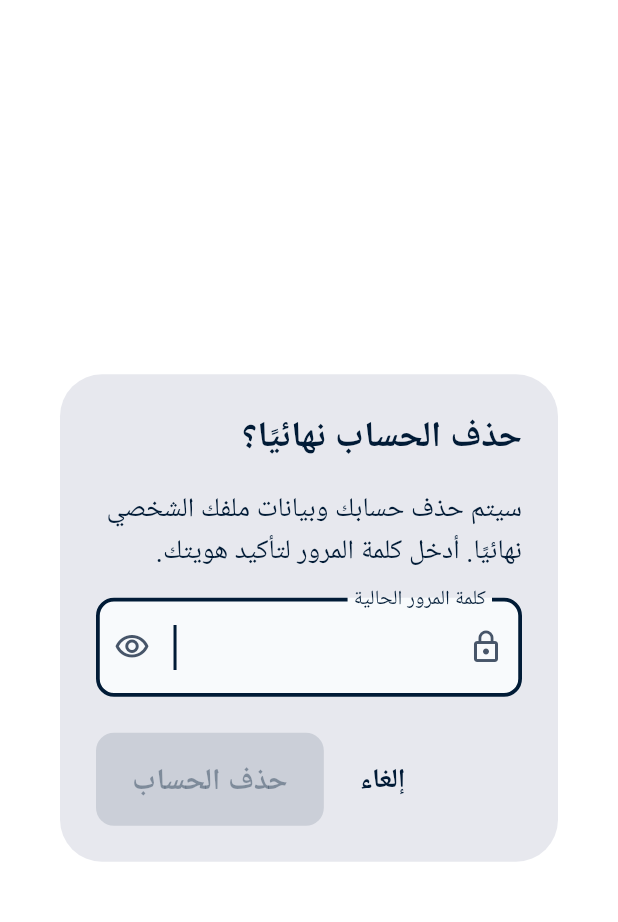
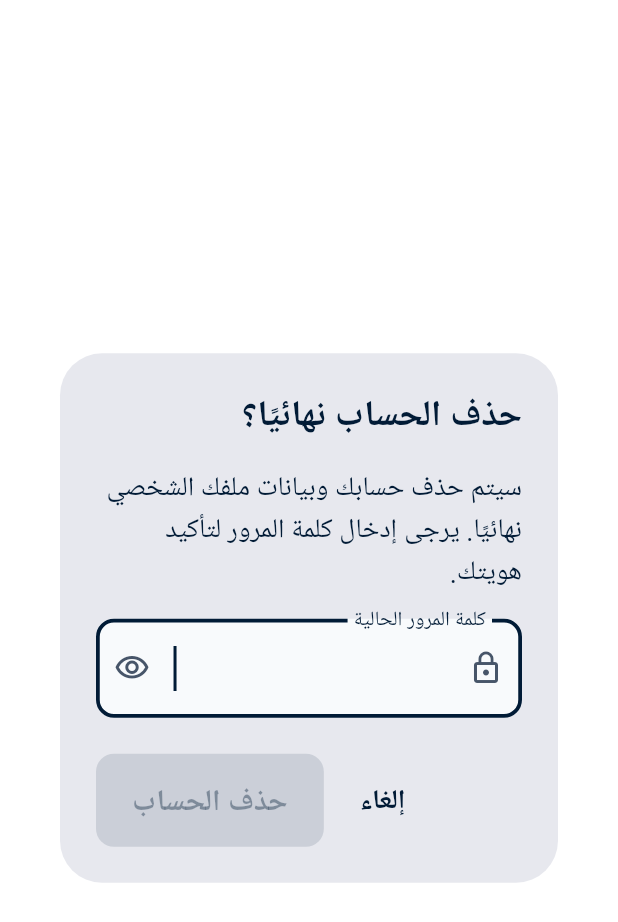
Before and after one commit to raneemalbraheem-source/2026-GP1-33-Dulni, a Flutter app: the _DeleteAccountDialog widget shown alone on an empty page, opened directly, on a phone screen of 412 x 824 dp. Shown: the top 922 px of the screen. Run offline on Flutter 3.47's test engine with Material 3 defaults, Android fonts, the phone set to English and light mode, and no system bars; our stand-ins replace cloud_firestore, firebase_auth, firebase_core, google_maps_flutter; accounts and stored records are empty; Roboto replaces fonts that are missing (NotoSansArabic).

Commit message:
Update profile_page.dart

```diff
--- a/lib/pages/profile_page.dart
+++ b/lib/pages/profile_page.dart
@@ -523,7 +523,7 @@ class _DeleteAccountDialogState extends State<_DeleteAccountDialog> {
         crossAxisAlignment: CrossAxisAlignment.stretch,
         children: [
           const Text(
-            'سيتم حذف حسابك وبيانات ملفك الشخصي نهائيًا. أدخل كلمة المرور لتأكيد هويتك.',
+            'سيتم حذف حسابك وبيانات ملفك الشخصي نهائيًا. يرجى إدخال كلمة المرور لتأكيد هويتك.',
           ),
           const SizedBox(height: 16),
           TextField(
```
